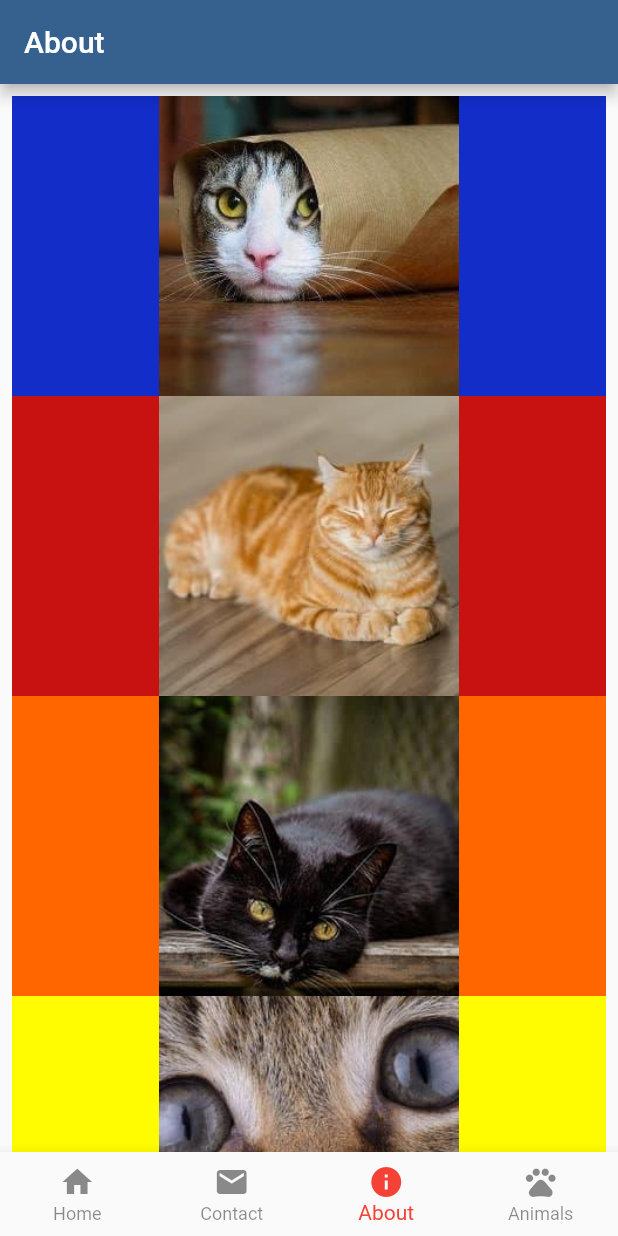
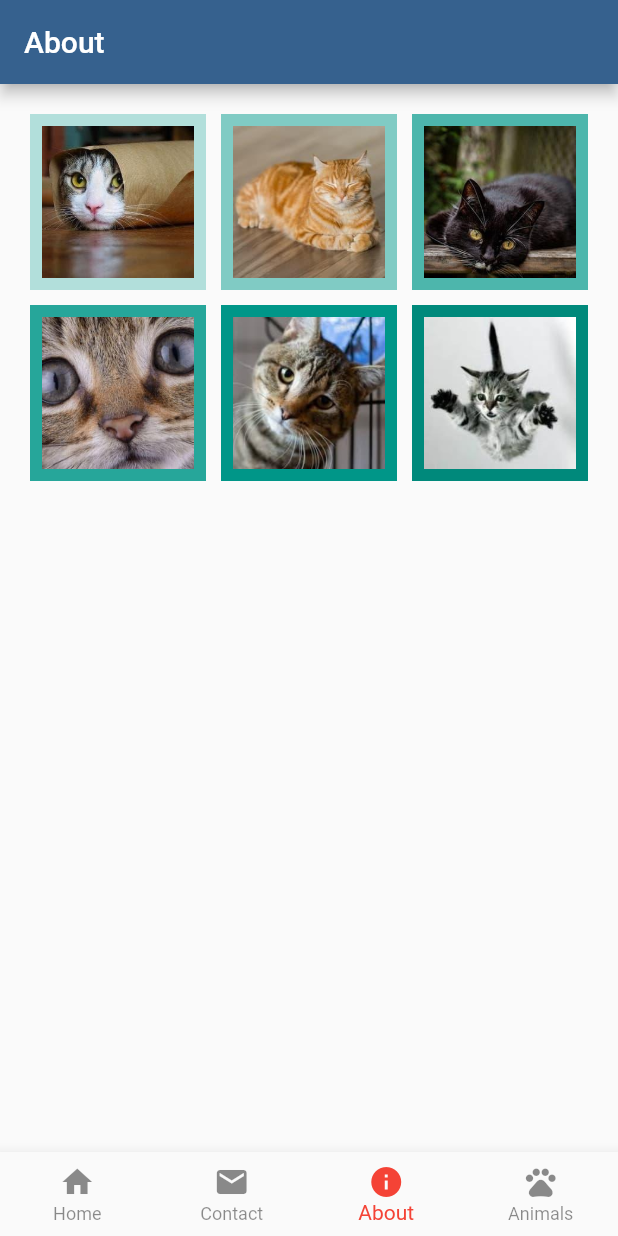
Before and after one commit to CptFlashbang/flutter_2024, a Flutter app: the screen it shows after launch, item 3 of the bottom bar chosen, on a phone screen of 412 x 824 dp. Run offline on Flutter 3.47's test engine with Material 2 defaults, Android fonts, the phone set to English and light mode, and no system bars.

Commit message:
Converted arrangement to a grid

```diff
--- a/lib/pages/about.dart
+++ b/lib/pages/about.dart
@@ -16,41 +16,46 @@ class _AboutPageState extends State<AboutPage> {
       appBar: AppBar(
         title: const Text("About"),
       ),
-       body: ListView(
-            padding: const EdgeInsets.all(8),
+       body: GridView.count(
+        primary: false,
+        padding: const EdgeInsets.all(20),
+        crossAxisSpacing: 10,
+        mainAxisSpacing: 10,
+        crossAxisCount: 3,
         children: <Widget>[
           Container(
-              height: 200,
-              color: const Color.fromARGB(255, 18, 45, 200),
-              child: const Image(image: AssetImage('images/cat1.jpg')),
+            padding: const EdgeInsets.all(8),
+            child: Image.asset('images/cat1.jpg'),
+            color: Colors.teal[100],
           ),
           Container(
-              height: 200,
-              color: Color.fromARGB(255, 200, 18, 18),
-              child: const Image(image: AssetImage('images/cat2.jpg')),
+            padding: const EdgeInsets.all(8),
+            child: Image.asset('images/cat2.jpg'),
+            color: Colors.teal[200],
           ),
           Container(
-              height: 200,
-              color: Color.fromARGB(255, 255, 102, 0),
-              child: const Image(image: AssetImage('images/cat3.jpg')),
+            padding: const EdgeInsets.all(8),
+            child: Image.asset('images/cat3.jpg'),
+            color: Colors.teal[300],
           ),
           Container(
-              height: 200,
-              color: Color.fromARGB(255, 255, 251, 0),
-              child: const Image(image: AssetImage('images/cat4.jpg')),
+            padding: const EdgeInsets.all(8),
+            child: Image.asset('images/cat4.jpg'),
+            color: Colors.teal[400],
           ),
           Container(
-              height: 200,
-              color: Color.fromARGB(255, 21, 255, 0),
-              child: const Image(image: AssetImage('images/cat5.jpg')),
+            padding: const EdgeInsets.all(8),
+            child: Image.asset('images/cat5.jpg'),
+            color: Colors.teal[500],
           ),
           Container(
-              height: 200,
-              color: Color.fromARGB(255, 0, 195, 255),
-              child: const Image(image: AssetImage('images/cat6.jpg')),
+            padding: const EdgeInsets.all(8),
+            child: Image.asset('images/cat6.jpg'),
+            color: Colors.teal[600],
           ),
         ],
-        ),
+      )
+
 
     );
   }
```
Lines whose indentation alone changed are shown as unchanged.
